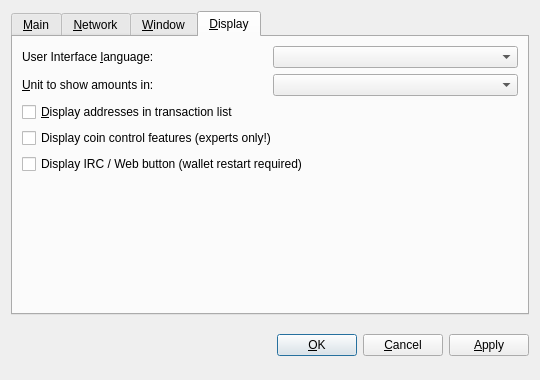
This is src/qt/forms/optionsdialog.ui in truckit/Truckcoin as Qt 5 draws it before an edit. The edited form follows.
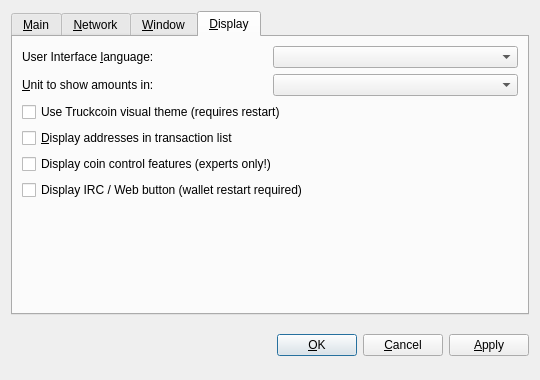
This is the edited form. The open tabs and pages were chosen to show the change. Custom widgets are drawn as their Qt base class.

```diff
--- a/src/qt/forms/optionsdialog.ui
+++ b/src/qt/forms/optionsdialog.ui
@@ -399,6 +399,13 @@
          </item>
         </layout>
        </item>
+       <item>
+        <widget class="QCheckBox" name="useTruckcoinTheme">
+         <property name="text">
+          <string>Use Truckcoin visual theme (requires restart)</string>
+         </property>
+        </widget>
+       </item>
        <item>
         <widget class="QCheckBox" name="displayAddresses">
          <property name="toolTip">
```
